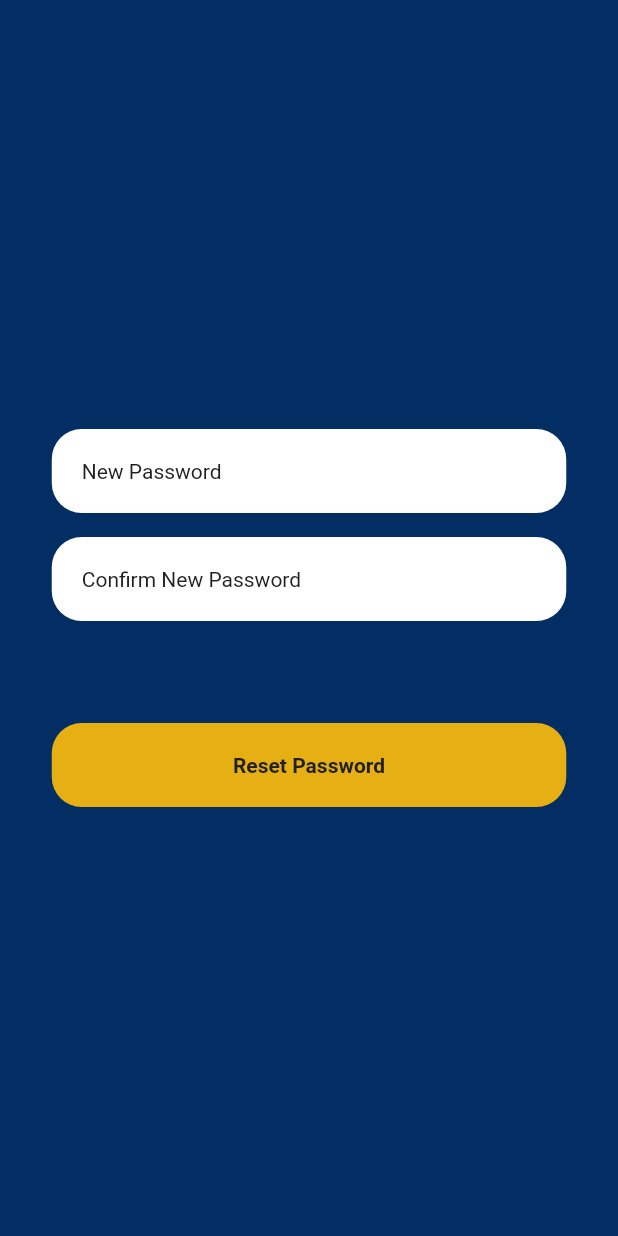
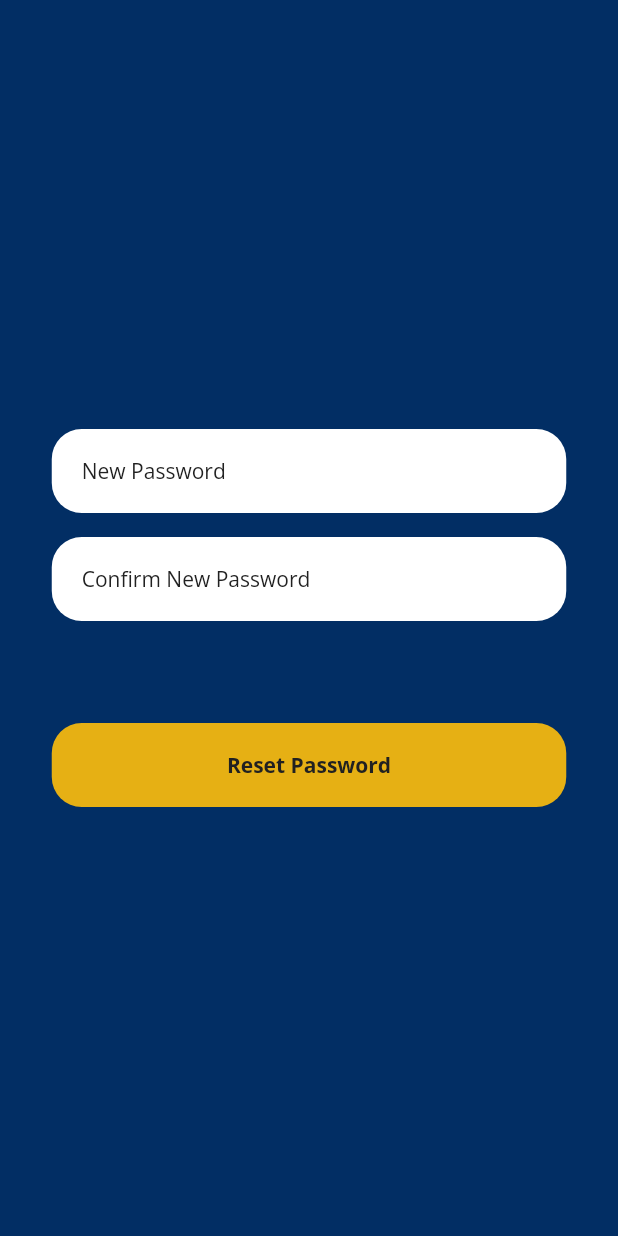
Before and after one commit to thelinos/Bank, a Flutter app: the screen it shows after launch, after a tap on "Forgot Password?", on a phone screen of 412 x 824 dp. Run offline on Flutter 3.47's test engine with Material 2 defaults, Android fonts, the phone set to English and light mode, and no system bars.

Commit message:
Added the font family

```diff
--- a/lib/components/screens/forgot_password.dart
+++ b/lib/components/screens/forgot_password.dart
@@ -32,6 +32,7 @@ class _ForgotPasswordScreenState extends State<ForgotPasswordScreen> {
                   'New Password',
                   textAlign: TextAlign.left,
                   style: TextStyle(
+                    fontFamily: 'OpenSans',
                     color: Color(0xFF212121),
                   ),
                 ),
@@ -52,6 +53,7 @@ class _ForgotPasswordScreenState extends State<ForgotPasswordScreen> {
                   'Confirm New Password',
                   textAlign: TextAlign.left,
                   style: TextStyle(
+                    fontFamily: 'OpenSans',
                     color: Color(0xFF212121),
                   ),
                 ),
@@ -77,6 +79,7 @@ class _ForgotPasswordScreenState extends State<ForgotPasswordScreen> {
                   child: const Text(
                     'Reset Password',
                     style: TextStyle(
+                      fontFamily: 'OpenSans',
                       color: Color(0xFF212121),
                       fontWeight: FontWeight.bold,
                     ),
--- a/lib/components/screens/login_screen.dart
+++ b/lib/components/screens/login_screen.dart
@@ -20,6 +20,10 @@ class _LoginScreenState extends State<LoginScreen> {
           child: Column(
             mainAxisAlignment: MainAxisAlignment.center,
             children: [
+              Padding(
+                padding: const EdgeInsets.only(bottom: 91.0),
+                child: Image.asset('assets/images/app_icon.png'),
+              ),
               Container(
                 margin: const EdgeInsets.only(left: 16.0, right: 16.0),
                 padding: const EdgeInsets.only(left: 20.0),
@@ -34,6 +38,7 @@ class _LoginScreenState extends State<LoginScreen> {
                   'Email',
                   textAlign: TextAlign.left,
                   style: TextStyle(
+                    fontFamily: 'OpenSans',
                     color: Color(0xFF212121),
                   ),
                 ),
@@ -54,6 +59,7 @@ class _LoginScreenState extends State<LoginScreen> {
                   'Password',
                   textAlign: TextAlign.left,
                   style: TextStyle(
+                    fontFamily: 'OpenSans',
                     color: Color(0xFF212121),
                   ),
                 ),
@@ -79,6 +85,7 @@ class _LoginScreenState extends State<LoginScreen> {
                   child: const Text(
                     'Login',
                     style: TextStyle(
+                      fontFamily: 'OpenSans',
                       color: Color(0xFF212121),
                       fontWeight: FontWeight.bold,
                     ),
@@ -95,6 +102,7 @@ class _LoginScreenState extends State<LoginScreen> {
                 },
                 child: const Text('Forgot Password?',
                     style: TextStyle(
+                      fontFamily: 'OpenSans',
                       color: Color(0xFFF5F5F5),
                       fontWeight: FontWeight.w400,
                     )),
```
Also changed, not shown: lib/components/screens/home_screen.dart (+35 -9 lines), pubspec.yaml (+5 -26 lines), assets/fonts/OpenSans-Regular.ttf (added), assets/images/Loading.png (renamed from images/Loading.png), assets/images/Union.png (renamed from images/Union.png), assets/images/Union_profile.png (renamed from images/Union_profile.png), assets/images/app_icon.png (renamed from images/app_icon.png), assets/images/credit.png (renamed from images/credit.png), assets/images/debit.png (renamed from images/debit.png).
